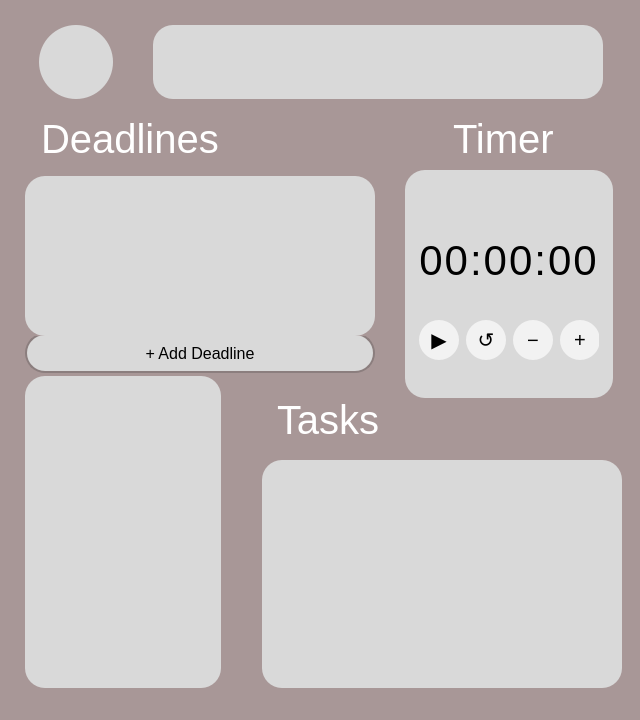
Before: the Qt Designer form grape/src/dashboard/dashboard.ui in rotat1ck/grape, drawn with Qt 5.
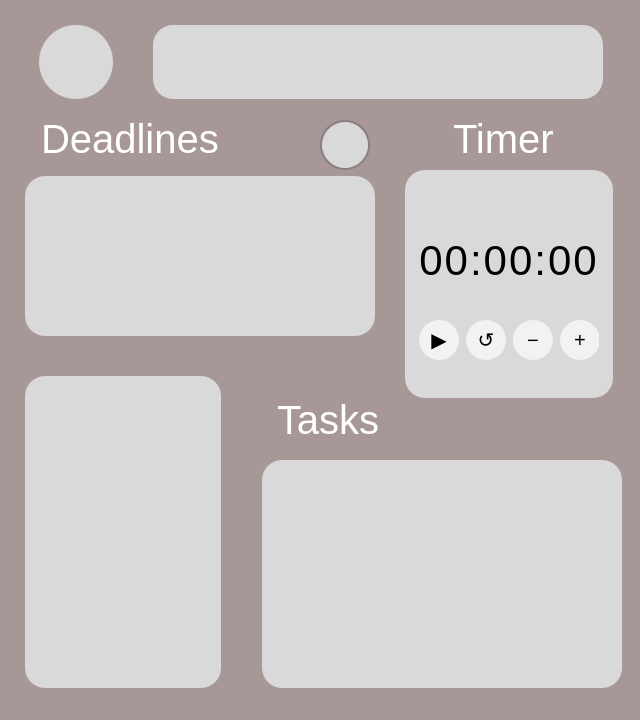
After: the same form once the commit is applied. Icons and pictures are not drawn.

```diff
--- a/grape/src/dashboard/dashboard.ui
+++ b/grape/src/dashboard/dashboard.ui
@@ -108,20 +108,27 @@
      <widget class="QPushButton" name="addDeadlineButton">
       <property name="geometry">
        <rect>
-        <x>25</x>
-        <y>333</y>
-        <width>350</width>
-        <height>40</height>
+        <x>320</x>
+        <y>120</y>
+        <width>50</width>
+        <height>50</height>
        </rect>
       </property>
+      <property name="font">
+       <font>
+        <family>Comfortaa</family>
+        <pointsize>-1</pointsize>
+        <bold>true</bold>
+       </font>
+      </property>
       <property name="styleSheet">
        <string notr="true">QPushButton {
     background-color: #D9D9D9;
     border: 2px solid #8B7E7E;
-    border-radius: 20px;
-    font-family: 'Julius Sans One';
-    font-size: 16px;
-    color: #000000;
+    border-radius: 25px;
+    font-family: 'Comfortaa';
+    font-size: 25px;
+    color: #8B2222;
 }
 QPushButton:hover {
     background-color: #E5E5E5;
@@ -129,10 +136,14 @@
 }
 QPushButton:pressed {
     background-color: #C0C0C0;
-}</string>
+}
+QPushButton {
+    image: url(:/img/plus.svg);
+}
+</string>
       </property>
       <property name="text">
-       <string>+ Add Deadline</string>
+       <string/>
       </property>
      </widget>
      <widget class="QTextBrowser" name="NotesBox">
```
